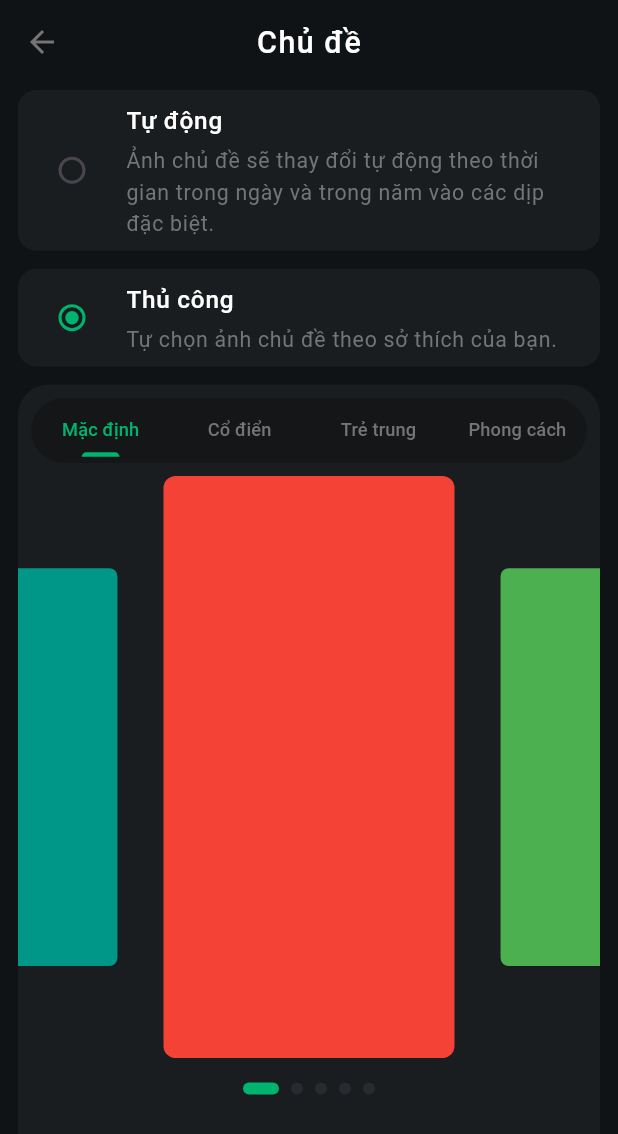
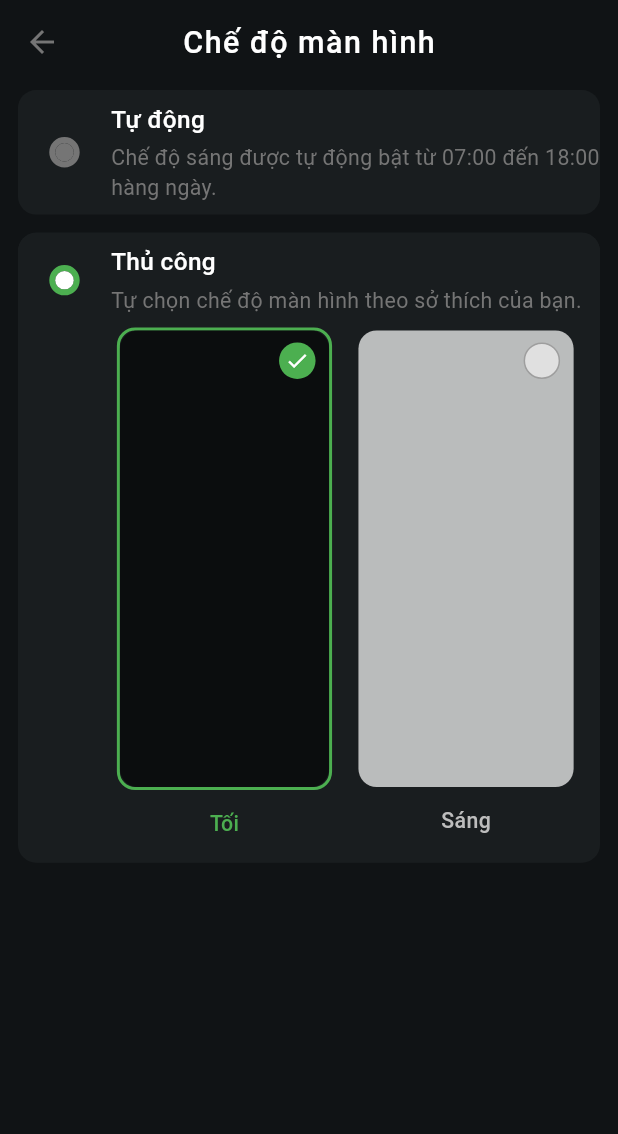
Before and after one commit to dhnam2806/fpts_project, a Flutter app: the screen it shows after launch, after a tap on "Thủ công", on a phone screen of 412 x 824 dp. Shown: the top 1134 px of the screen. Run offline on Flutter 3.47's test engine with Material 3 defaults, Android fonts, the light colour scheme and no system bars; drawn by our look-alikes of carousel_slider, smooth_page_indicator; our stand-ins replace bloc, flutter_bloc, flutter_screenutil, google_nav_bar, persistent_bottom_nav_bar_v2, shared_preferences.

Commit message:
update swap theme screen

```diff
--- /dev/null
+++ b/devtools_options.yaml
@@ -0,0 +1 @@
+extensions:
--- a/lib/main.dart
+++ b/lib/main.dart
@@ -1,7 +1,10 @@
+// ignore_for_file: unused_import
+
 import 'package:flutter/material.dart';
 import 'package:flutter_bloc/flutter_bloc.dart';
 import 'package:fpts_product/bloc/bloc/select_navbar_bloc.dart';
 import 'package:flutter_screenutil/flutter_screenutil.dart';
+import 'package:fpts_product/ui/screens/screen_mode/screen_mode.dart';
 import 'package:fpts_product/ui/screens/swap_theme/swap_theme_setting.dart';
 
 void main() {
@@ -35,7 +38,7 @@ class MyApp extends StatelessWidget {
           ),
         );
       },
-      child: SwapThemeSetting(),
+      child: ScreenMode(),
     );
   }
 }
--- /dev/null
+++ b/lib/ui/screens/screen_mode/screen_mode.dart
@@ -0,0 +1,126 @@
+import 'package:flutter/material.dart';
+import 'package:flutter_screenutil/flutter_screenutil.dart';
+import 'package:fpts_product/ui/widgets/radio_list_tile/radio_custom.dart';
+import 'package:fpts_product/ui/widgets/selected_screen/selected_container.dart';
+
+class ScreenMode extends StatefulWidget {
+  const ScreenMode({super.key});
+
+  @override
+  State<ScreenMode> createState() => _ScreenModeState();
+}
+
+class _ScreenModeState extends State<ScreenMode> {
+  int _selectedIndex = 0;
+  int _selectedTheme = 0;
+
+  @override
+  Widget build(BuildContext context) {
+    return Scaffold(
+      backgroundColor: Color(0xFF101315),
+      appBar: AppBar(
+        centerTitle: true,
+        leading: IconButton(
+          icon: Icon(
+            Icons.arrow_back,
+            color: Colors.grey[600],
+          ),
+          onPressed: () {},
+        ),
+        backgroundColor: Color(0xFF101315),
+        title: Text(
+          'Chế độ màn hình',
+          style: TextStyle(
+            letterSpacing: 1,
+            fontSize: 20.sp,
+            color: Colors.white,
+            fontWeight: FontWeight.w500,
+          ),
+        ),
+      ),
+      body: Padding(
+        padding: EdgeInsets.symmetric(
+          horizontal: 12,
+          vertical: 4,
+        ),
+        child: Column(
+          children: [
+            RadioCustom(
+              value: 0,
+              groupValue: _selectedIndex,
+              title: "Tự động",
+              description:
+                  'Chế độ sáng được tự động bật từ 07:00 đến 18:00 hàng ngày.',
+              onChanged: (int value) {
+                setState(() {
+                  _selectedIndex = value;
+                });
+              },
+            ),
+            SizedBox(
+              height: 12.h,
+            ),
+            Container(
+              decoration: BoxDecoration(
+                color: Color(0xFF191D1F),
+                borderRadius: BorderRadius.circular(12.r),
+              ),
+              child: Column(
+                children: [
+                  RadioCustom(
+                      value: 1,
+                      groupValue: _selectedIndex,
+                      title: "Thủ công",
+                      description:
+                          'Tự chọn chế độ màn hình theo sở thích của bạn.',
+                      onChanged: (int value) {
+                        setState(() {
+                          _selectedIndex = value;
+                        });
+                      }),
+                  _selectedIndex == 0
+                      ? Container()
+                      : Container(
+                          padding: EdgeInsets.only(bottom: 16.h, left: 60.w),
+                          child: Row(children: [
+                            Expanded(
+                              child: SelectedContainer(
+                                  title: "Tối",
+                                  value: 0,
+                                  color: Colors.black54,
+                                  groupValue: _selectedTheme,
+                                  onChanged: (int value) {
+                                    setState(() {
+                                      _selectedTheme = value;
+                                    });
+                                  }),
+                            ),
+                            SizedBox(
+                              width: 16.w,
+                            ),
+                            Expanded(
+                              child: SelectedContainer(
+                                  title: "Sáng",
+                                  value: 1,
+                                  color: Colors.white70,
+                                  groupValue: _selectedTheme,
+                                  onChanged: (int value) {
+                                    setState(() {
+                                      _selectedTheme = value;
+                                    });
+                                  }),
+                            ),
+                            SizedBox(
+                              width: 16.w,
+                            ),
+                          ]),
+                        ),
+                ],
+              ),
+            ),
+          ],
+        ),
+      ),
+    );
+  }
+}
--- a/lib/ui/screens/swap_theme/swap_theme_setting.dart
+++ b/lib/ui/screens/swap_theme/swap_theme_setting.dart
@@ -1,7 +1,7 @@
 import 'package:flutter/material.dart';
 import 'package:flutter_screenutil/flutter_screenutil.dart';
 import 'package:fpts_product/ui/screens/swap_theme/swap_theme_style.dart';
-import 'package:fpts_product/ui/widgets/radio_list_tile/radio_list_title.dart';
+import 'package:fpts_product/ui/widgets/radio_list_tile/radio_custom.dart';
 
 class SwapThemeSetting extends StatefulWidget {
   const SwapThemeSetting({super.key});
@@ -45,29 +45,29 @@ class _SwapThemeSettingState extends State<SwapThemeSetting>
           ),
           child: Column(
             children: [
-              RadioListTitleCustom(
+              RadioCustom(
                 value: 0,
                 groupValue: _selectedIndex,
                 title: "Tự động",
                 description:
                     'Ảnh chủ đề sẽ thay đổi tự động theo thời gian trong ngày và trong năm vào các dịp đặc biệt.',
-                onTap: () {
+                onChanged: (int value) {
                   setState(() {
-                    _selectedIndex = 0;
+                    _selectedIndex = value;
                   });
                 },
               ),
               SizedBox(
                 height: 12.h,
               ),
-              RadioListTitleCustom(
+              RadioCustom(
                 value: 1,
                 groupValue: _selectedIndex,
                 title: "Thủ công",
                 description: 'Tự chọn ảnh chủ đề theo sở thích của bạn.',
-                onTap: () {
+                onChanged: (int value) {
                   setState(() {
-                    _selectedIndex = 1;
+                    _selectedIndex = value;
                   });
                 },
               ),
--- /dev/null
+++ b/lib/ui/widgets/radio_list_tile/radio_custom.dart
@@ -0,0 +1,97 @@
+// ignore_for_file: must_be_immutable
+
+import 'package:flutter/material.dart';
+import 'package:flutter_screenutil/flutter_screenutil.dart';
+
+class RadioCustom extends StatefulWidget {
+  int value;
+  int groupValue;
+  String title;
+  String description;
+  void Function(int) onChanged;
+  RadioCustom({
+    Key? key,
+    required this.value,
+    required this.groupValue,
+    required this.title,
+    required this.description,
+    required this.onChanged,
+  }) : super(key: key);
+
+  @override
+  State<RadioCustom> createState() => _RadioCustomState();
+}
+
+class _RadioCustomState extends State<RadioCustom> {
+  @override
+  Widget build(BuildContext context) {
+    bool isSelected = widget.value == widget.groupValue;
+
+    return GestureDetector(
+      onTap: () {
+        bool selected = widget.value != widget.groupValue;
+        if (selected) {
+          widget.onChanged(widget.value);
+        }
+      },
+      child: Container(
+        padding: EdgeInsets.symmetric(
+          vertical: 8,
+        ),
+        decoration: BoxDecoration(
+          color: Color(0xFF191D1F),
+          borderRadius: BorderRadius.circular(12.r),
+        ),
+        child: Row(
+          children: [
+            Padding(
+              padding: const EdgeInsets.symmetric(horizontal: 20),
+              child: Container(
+                width: 20.w,
+                height: 20.h,
+                decoration: BoxDecoration(
+                  border: Border.all(
+                    color: isSelected ? Colors.green : Colors.grey[600]!,
+                    width: 4,
+                  ),
+                  shape: BoxShape.circle,
+                ),
+                child: Container(
+                  decoration: BoxDecoration(
+                    color: isSelected ? Colors.white : Colors.grey[600]!,
+                    shape: BoxShape.circle,
+                  ),
+                ),
+              ),
+            ),
+            Expanded(
+              child: Column(
+                crossAxisAlignment: CrossAxisAlignment.start,
+                children: [
+                  Text(
+                    widget.title,
+                    style: TextStyle(
+                      fontSize: 16.sp,
+                      color: Colors.white,
+                      fontWeight: FontWeight.w500,
+                    ),
+                  ),
+                  SizedBox(
+                    height: 4.h,
+                  ),
+                  Text(
+                    widget.description,
+                    style: TextStyle(
+                      fontSize: 14.sp,
+                      color: Colors.grey[600],
+                    ),
+                  ),
+                ],
+              ),
+            ),
+          ],
+        ),
+      ),
+    );
+  }
+}
--- a/lib/ui/widgets/radio_list_tile/radio_list_title.dart
+++ /dev/null
@@ -1,69 +0,0 @@
-// ignore_for_file: must_be_immutable
-
-import 'package:flutter/material.dart';
-import 'package:flutter_screenutil/flutter_screenutil.dart';
-
-class RadioListTitleCustom extends StatefulWidget {
-  int value;
-  int groupValue;
-  String title;
-  String description;
-  Function onTap;
-
-  RadioListTitleCustom({
-    super.key,
-    required this.value,
-    required this.groupValue,
-    required this.title,
-    required this.description,
-    required this.onTap,
-  });
-
-  @override
-  State<RadioListTitleCustom> createState() => _RadioListTitleCustomState();
-}
-
-class _RadioListTitleCustomState extends State<RadioListTitleCustom> {
-  @override
-  Widget build(BuildContext context) {
-    return Container(
-      decoration: BoxDecoration(
-        color: Color(0xFF191D1F),
-        borderRadius: BorderRadius.circular(12.r),
-      ),
-      child: RadioListTile(
-          shape: RoundedRectangleBorder(
-            borderRadius: BorderRadius.circular(12.r),
-          ),
-          value: widget.value,
-          activeColor: Color(0xFF00B36F),
-          groupValue: widget.groupValue,
-          onChanged: (index) {
-            widget.onTap();
-          },
-          title: Column(
-            crossAxisAlignment: CrossAxisAlignment.start,
-            children: [
-              Text(
-                widget.title,
-                style: TextStyle(
-                  fontSize: 16.sp,
-                  color: Colors.white,
-                  fontWeight: FontWeight.w500,
-                ),
-              ),
-              SizedBox(
-                height: 4.h,
-              ),
-              Text(
-                widget.description,
-                style: TextStyle(
-                  fontSize: 14.sp,
-                  color: Colors.grey[600],
-                ),
-              ),
-            ],
-          )),
-    );
-  }
-}
--- /dev/null
+++ b/lib/ui/widgets/selected_screen/selected_container.dart
@@ -0,0 +1,95 @@
+// ignore_for_file: public_member_api_docs, sort_constructors_first
+// ignore_for_file: must_be_immutable
+
+import 'package:flutter/material.dart';
+import 'package:flutter_screenutil/flutter_screenutil.dart';
+
+class SelectedContainer extends StatefulWidget {
+  String title;
+  int value;
+  int groupValue;
+  Color color;
+  void Function(int) onChanged;
+  SelectedContainer({
+    Key? key,
+    required this.title,
+    required this.value,
+    required this.groupValue,
+    required this.color,
+    required this.onChanged,
+  }) : super(key: key);
+
+  @override
+  State<SelectedContainer> createState() => _SelectedContainerState();
+}
+
+class _SelectedContainerState extends State<SelectedContainer> {
+  @override
+  Widget build(BuildContext context) {
+    bool isSelected = widget.value == widget.groupValue;
+    return GestureDetector(
+      onTap: () {
+        bool selected = widget.value != widget.groupValue;
+        if (selected) {
+          widget.onChanged(widget.value);
+        }
+      },
+      child: Column(
+        children: [
+          Container(
+            decoration: isSelected
+                ? BoxDecoration(
+                    borderRadius: BorderRadius.circular(12.r),
+                    border: Border.all(
+                      color: Colors.green,
+                      width: 2,
+                    ))
+                : BoxDecoration(
+                    borderRadius: BorderRadius.circular(12.r),
+                  ),
+            child: Stack(alignment: Alignment.topRight, children: [
+              Container(
+                  width: double.infinity,
+                  height: 300.h,
+                  decoration: BoxDecoration(
+                    color: widget.color,
+                    borderRadius: BorderRadius.circular(12.r),
+                  )),
+              Container(
+                margin: EdgeInsets.all(8),
+                width: 24.w,
+                height: 24.h,
+                decoration: BoxDecoration(
+                  border: Border.all(
+                    color: isSelected ? Colors.transparent : Colors.grey,
+                    width: 1,
+                  ),
+                  shape: BoxShape.circle,
+                  color: isSelected ? Colors.green : Colors.grey[300],
+                ),
+                child: isSelected
+                    ? Icon(
+                        Icons.check,
+                        color: Colors.white,
+                        size: 16.sp,
+                      )
+                    : null,
+              ),
+            ]),
+          ),
+          SizedBox(
+            height: 12.h,
+          ),
+          Text(
+            widget.title,
+            style: TextStyle(
+              fontSize: 14.sp,
+              color: isSelected ? Colors.green : Colors.grey[400],
+              fontWeight: FontWeight.w500,
+            ),
+          ),
+        ],
+      ),
+    );
+  }
+}
```
Also changed, not shown: 1 other file.
